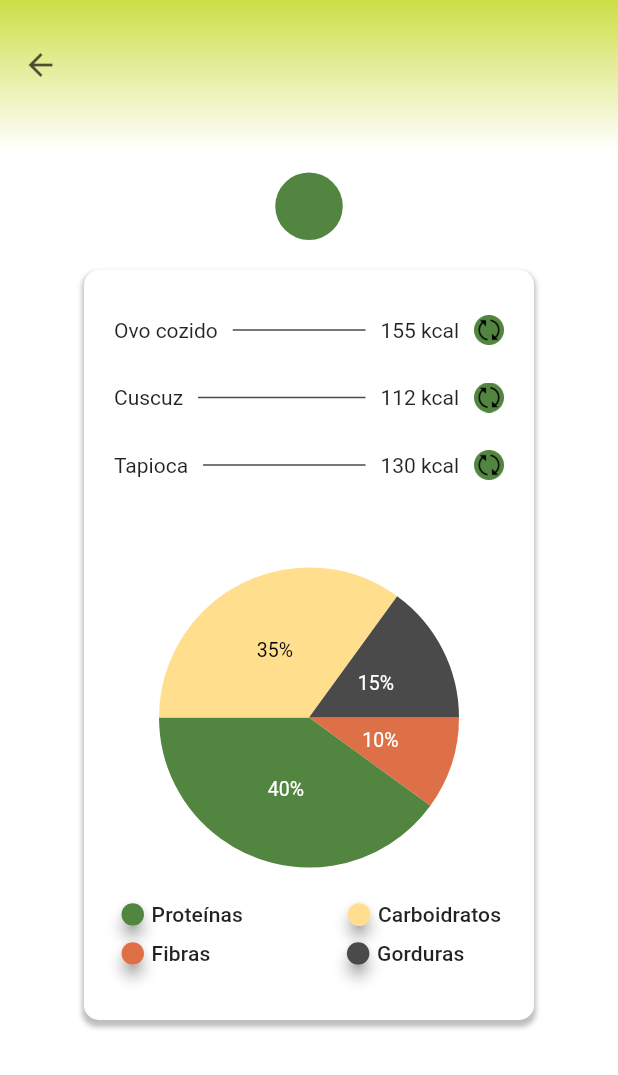
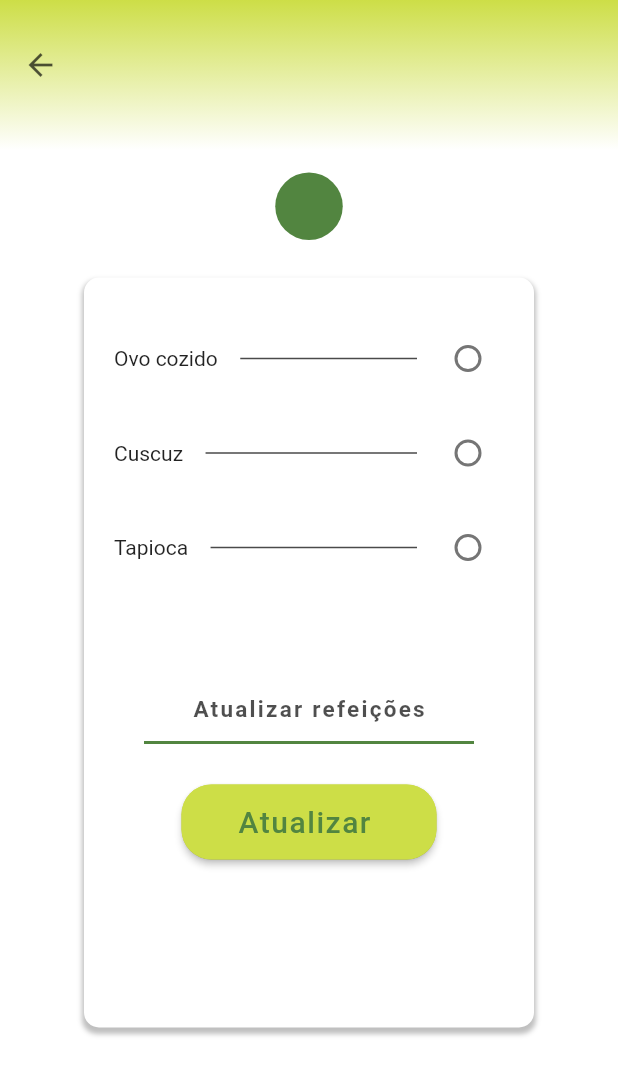
Before and after one commit to xraquelsilva/NutriEasy, a Flutter app: the Refeicaodetalhes screen opened directly with empty values, on a phone screen of 412 x 824 dp. Shown: the top 1075 px of the screen. Run offline on Flutter 3.47's test engine with Material 2 defaults, Android fonts, the phone set to English and light mode, and no system bars; drawn by our look-alikes of fl_chart; our stand-ins replace firebase_auth, firebase_core, firebase_database; accounts and stored records are empty; Roboto replaces fonts that are missing (Public Sans).

Commit message:
retirei grafico, botao atualizar refeicoes, retirei calorias, caixa para marcar alimentos desejados

```diff
--- a/nutrieasy/lib/screens/cardapio.dart
+++ b/nutrieasy/lib/screens/cardapio.dart
@@ -77,6 +77,7 @@ class _Cardapiostate extends State<Cardapio> {
               Navigator.pop(context);
             },
           ),
+
           flexibleSpace: Container(
             decoration: BoxDecoration(
               gradient: LinearGradient(
@@ -143,6 +144,7 @@ class _Cardapiostate extends State<Cardapio> {
                 },
               ),
             ),
+
             SizedBox(
               height: 10,
             ),
@@ -291,7 +293,7 @@ class _Cardapiostate extends State<Cardapio> {
                           context,
                           MaterialPageRoute(
                               builder: (context) => Refeicaodetalhes(
-                                  titulo: lanchedamanha, data: dia,index: 0,)));
+                                  titulo: lanchedamanha, data: dia,index: 1,)));
                     }
                   },
                   child: Container(
@@ -369,7 +371,7 @@ class _Cardapiostate extends State<Cardapio> {
                           context,
                           MaterialPageRoute(
                               builder: (context) => Refeicaodetalhes(
-                                  titulo: almoco, data: dia,index: 1,)));
+                                  titulo: almoco, data: dia,index: 2,)));
                     }
                   },
                   child: Container(
--- a/nutrieasy/lib/screens/navbar.dart
+++ b/nutrieasy/lib/screens/navbar.dart
@@ -6,13 +6,12 @@ import 'package:flutter/material.dart';
 import 'package:nutrieasy/screens/cardapio.dart';
 import 'package:nutrieasy/screens/home-page.dart';
 import 'perfil.dart';
-import 'substrefs.dart';
+
 
 class BottomTabBar extends StatefulWidget {
 
-  final List mealnames;
 
-  BottomTabBar({this.mealnames = const ['Café da manhã','Almoço','Lanche da tarde','Jantar'] , Key? key}) : super(key: key);
+  const BottomTabBar ({Key? key}) : super(key: key);
 
 
 
--- a/nutrieasy/lib/screens/refeicao.dart
+++ b/nutrieasy/lib/screens/refeicao.dart
@@ -3,8 +3,7 @@
 
 
 import 'package:flutter/material.dart';
-import 'package:fl_chart/fl_chart.dart';
-//import 'navbar.dart';
+import 'dart:math';
 
 
 
@@ -25,7 +24,16 @@ class Refeicao extends State<Refeicaodetalhes>{
 
    late List<List<String>> refeicoes;
   late List<String> alimentos;
-
+  late List<List> calorias;
+  late List caloria;
+  late int totalcalorias;
+  late int index;
+  late String alimentosalvo1= '';
+  late String alimentosalvo2= '';
+  late String alimentosalvo3= '';
+  bool isChecked1 = false;
+  bool isChecked2 = false;
+  bool isChecked3 = false;
 
   @override
   void initState() {
@@ -33,13 +41,33 @@ class Refeicao extends State<Refeicaodetalhes>{
 
     refeicoes = [
       ['Ovo cozido', 'Cuscuz', 'Tapioca'],
-      ['Arroz', 'Feijão', 'Frango grelhado'],
+      ['Banana', 'Omelete','Vitamina de abacate'],
+      ['Arroz', 'Feijão preto', 'Frango grelhado'],
       // ... outras refeições
     ];
 
-    alimentos = refeicoes[widget.index];
+
+
+
+    index = widget.index;
+
+
+    _Updatefoods();
+
 
   }
+
+
+void _Updatefoods() {
+
+  alimentos = refeicoes[index];
+
+
+}
+
+
+
+
 
 
   @override
@@ -113,7 +141,7 @@ class Refeicao extends State<Refeicaodetalhes>{
                     ),),
                   ),
                 ),
-                SizedBox(height: 20,),
+                SizedBox(height: 25,),
 
                 Container(
 
@@ -137,164 +165,144 @@ class Refeicao extends State<Refeicaodetalhes>{
                     children: [
                     Row(
                       children: [
-                        Text(alimentos[0]),
+                        Text(isChecked1? alimentosalvo1: alimentos[0] ),
                         Expanded(
                           child: Divider(
                             color: Color.fromRGBO(74, 74, 74, 1),
                             thickness: 1.0,
-                            indent: 10,
-                            endIndent: 10,
-                          ),),
-                        Text('155 kcal'),
-                        SizedBox(width: 10,),
-                        SizedBox(
-                          height: 20,
-                          width: 20,
-                          child: GestureDetector(
-                            onTap: () {
-                              // Sua lógica de onPressed aqui
+                            indent: 15,
+                            endIndent: 0,
+                          ),
+                        ),
+                        SizedBox(width: 10),
+                        Checkbox(
+                          value: isChecked1,
+                          onChanged: (bool? value) {
+                            setState(() {
+                              isChecked1 = value ?? false;
+                              alimentosalvo1 = alimentos[0];
+                            });
                           },
-                            child: Image.asset('assets/images/refreshcardapio.png')
+                          shape: CircleBorder(),
+                          activeColor: Color(0xFF528540)
                         ),
-                        )
-
                       ],
                     ),
-                    SizedBox(height: 25,),
+                    SizedBox(height: 15,),
                        Row(
                       children: [
-                        Text(alimentos[1]),
+                        Text(isChecked2? alimentosalvo2: alimentos[1] ),
                         Expanded(
                           child: Divider(
                             color: Color.fromRGBO(74, 74, 74, 1),
                             thickness: 1.0,
-                            indent: 10,
-                            endIndent: 10,
-                          ),),
-                        Text('112 kcal'),
-                        SizedBox(width: 10,),
-                        SizedBox(
-                          height: 20,
-                          width: 20,
-                          child: GestureDetector(
-                            onTap: () {
-                              // Sua lógica de onPressed aqui
+                            indent: 15,
+                            endIndent: 0,
+                          ),
+                        ),
+                        SizedBox(width: 10),
+                        Checkbox(
+                          value: isChecked2,
+                          onChanged: (bool? value) {
+                            setState(() {
+                              isChecked2 = value ?? false;
+                              alimentosalvo2 = alimentos[1];
+                            });
                           },
-                            child: Image.asset('assets/images/refreshcardapio.png')
+                          shape: CircleBorder(),
+                          activeColor: Color(0xFF528540)
                         ),
-                        )],
+                      ],
                     ),
-                    SizedBox(height: 25,),
+                    SizedBox(height: 15,),
                     Row(
                       children: [
-                        Text(alimentos[2]),
+                        Text(isChecked3? alimentosalvo3: alimentos[2] ),
                         Expanded(
                           child: Divider(
                             color: Color.fromRGBO(74, 74, 74, 1),
                             thickness: 1.0,
-                            indent: 10,
-                            endIndent: 10,
-                          ),),
-                        Text('130 kcal'),
-                        SizedBox(width: 10,),
-                        SizedBox(
-                          height: 20,
-                          width: 20,
-                          child: GestureDetector(
-                            onTap: () {
-                              // Sua lógica de onPressed aqui
-                            },
-                            child: Image.asset('assets/images/refreshcardapio.png')
-                          ),
-                        )],
-                    ),
-                    SizedBox(height: 50,),
-                    Container(
-                      child: PieChartSample(),),
-
-                    SizedBox(height: 15,),
-                    Row(
-                      children: [
-                        SizedBox(width: 5,),
-                        Material(
-                          elevation: 4,
-                          shape: CircleBorder(),
-                          shadowColor: Colors.grey,
-                          child: Container(
-                            height: 15,
-                            width: 15,
-                            decoration: BoxDecoration(
-                              shape: BoxShape.circle,
-                              color: Color(0xff528540),
+                            indent: 15,
+                            endIndent: 0,
                           ),
                         ),
+                        SizedBox(width: 10),
+                        Checkbox(
+                          value: isChecked3,
+                          onChanged: (bool? value) {
+                            setState(() {
+                              isChecked3 = value ?? false;
+                              alimentosalvo3 = alimentos[2];
+                            });
+                          },
+                          shape: CircleBorder(),
+                          activeColor: Color(0xFF528540)
                         ),
-                        SizedBox(width: 5,),
-                        Text('Proteínas',
-                        style:TextStyle(fontWeight: FontWeight.w500,fontSize: 14,letterSpacing: 0.1) ,),
-                        SizedBox(width: 70,),
-                        Material(
-                          elevation: 4,
-                          shape: CircleBorder(),
-                          shadowColor: Colors.grey,
-                          child: Container(
-                            height: 15,
-                            width: 15,
+                      ],
+                    ),
+                    SizedBox(height: 75,),
+
+                    Text('Atualizar refeições',
+                    style:TextStyle(
+                      color: Color.fromARGB(176, 0, 0, 0),
+                      fontSize: 15,
+                      fontFamily: 'Public Sans',
+                      fontWeight: FontWeight.w600,
+                      letterSpacing: 1.5,)),
+
+                    SizedBox(height: 5,),
+
+                    Divider(thickness: 2,color: Color(0xFF528540),
+                    indent: 20,endIndent: 20,),
+
+                    SizedBox(height: 20,),
+
+                    Container(
+                      height: 50,
+                      width: 170,
                       decoration: BoxDecoration(
-                              shape: BoxShape.circle,
-                              color: Color(0xffFFDE8D),
+                        borderRadius: BorderRadius.all(Radius.circular(20)),
+                        color: Color(0xFFCDDE47),
+                      ),
+                      child: ElevatedButton(
+                        onPressed: () {
+                          setState(() {
+                            index= Random().nextInt(3);
+                          });
+                          _Updatefoods();
+                        },
+                        style: ElevatedButton.styleFrom(
+                          backgroundColor: Color(0xFFCDDE47),
+                          shape: RoundedRectangleBorder(
+                            borderRadius: BorderRadius.circular(20),
                           ),
                         ),
-                        ),
-                        SizedBox(width: 5,),
-                        Text('Carboidratos',
-                        style:TextStyle(fontWeight: FontWeight.w500,fontSize: 14,letterSpacing: 0.1) ,),
-                      ],
-                    ),
-                    SizedBox(height: 10,),
-                    Row(
-                      children: [
-                        SizedBox(width: 5,),
-                        Material(
-                          elevation: 4, // Ajuste o valor da elevação conforme necessário
-                          shape: CircleBorder(),
-                          shadowColor: Colors.grey, // Cor da sombra
-                          child: Container(
-                            height: 15,
-                            width: 15,
-                            decoration: BoxDecoration(
-                              shape: BoxShape.circle,
-                              color: Color(0xffDE7047),
+                        child: Text(
+                          'Atualizar ',
+                          style: TextStyle(
+                            color: Color(0xFF528540),
+                            fontSize: 20,
+                            fontFamily: 'Public Sans',
+                            fontWeight: FontWeight.w500,
+                            letterSpacing: 1,
                           ),
                         ),
-                        ),
-                        SizedBox(width: 5,),
-                        Text('Fibras',
-                        style:TextStyle(fontWeight: FontWeight.w500,fontSize: 14,letterSpacing: 0.1) ,),
-                        SizedBox(width: 91,),
-                        Material(
-                          elevation: 4, // Ajuste o valor da elevação conforme necessário
-                          shape: CircleBorder(),
-                          shadowColor: Colors.grey, // Cor da sombra
-                          child: Container(
-                            height: 15,
-                            width: 15,
-                            decoration: BoxDecoration(
-                              shape: BoxShape.circle,
-                              color: Color(0xff4A4A4A),
-                            ),
-                          ),
-                        ),
-                        SizedBox(width: 5,),
-                        Text('Gorduras',
-                        style:TextStyle(fontWeight: FontWeight.w500,fontSize: 14,letterSpacing: 0.1) ,),
-                      ],
-                    ),
-                    ],
                       ),
                     )
 
 
+
+
+
+
+
+
+
+
+
+                    ],
+                  ),
+                )
 
               ],
              )  )),
@@ -309,74 +317,3 @@ class Refeicao extends State<Refeicaodetalhes>{
 
 }
 }
-class PieChartSample extends StatelessWidget {
-  final bigger = false;
-
-
-  @override
-  Widget build(BuildContext context) {
-    return AspectRatio(
-      aspectRatio: 1.2, // Define a proporção do gráfico
-      child: PieChart(
-        PieChartData(
-          sections: _createSampleData(),
-          // Outras configurações do gráfico aqui
-          centerSpaceRadius: 0,
-          sectionsSpace: 0,
-          borderData: FlBorderData(show: false)
-
-        ),
-
-      ),
-
-    );
-  }
-
-  List<PieChartSectionData> _createSampleData() {
-    return [
-      PieChartSectionData(
-        value: 10,
-        title: '10%',
-        radius: 100,
-        color: Color(0xffDE7047),
-        titleStyle: TextStyle(fontSize: 13, color: const Color(0xffffffff)),
-
-
-      ),
-      PieChartSectionData(
-        value: 40,
-        title: '40%',
-        radius: 100,
-        color: Color(0xff528540),
-        titleStyle: TextStyle(fontSize: 13, color: const Color(0xffffffff)),
-
-      ),
-      PieChartSectionData(
-        value: 35,
-        title: '35%',
-        radius: 100,
-        color: Color(0xffFFDE8D),
-        titleStyle: TextStyle(fontSize: 13, color: Colors.black),
-
-      ),
-      PieChartSectionData(
-        value: 15,
-        title: '15%',
-        radius: 100,
-        color: Color(0xff4A4A4A),
-        titleStyle: TextStyle(fontSize: 13, color: const Color(0xffffffff)),
-
-      ),
-
-
-
-
-
-
-    ];
-
-
-}
-
-
-}
--- a/nutrieasy/lib/screens/substrefs.dart
+++ b/nutrieasy/lib/screens/substrefs.dart
@@ -151,7 +151,7 @@ class _SubstRefState extends State<SubstRef> {
                 onPressed: () {
                   Navigator.pushReplacement(
                   context,
-                  MaterialPageRoute(builder: (context) =>  BottomTabBar(mealnames: mealnames,)),
+                  MaterialPageRoute(builder: (context) =>  const BottomTabBar()),
                 );
                 },
                 style: ElevatedButton.styleFrom(
```
Lines whose indentation alone changed are shown as unchanged.
